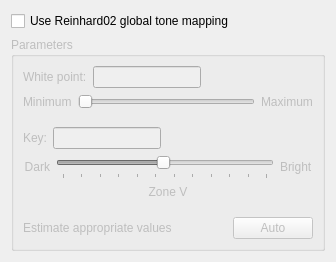
This is qt4Image/ui/tonemap.ui in edgarv/hdritools as Qt 5 draws it before an edit. The edited form follows.
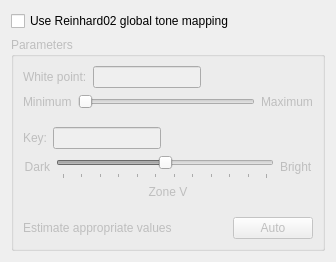
This is the edited form.

Commit message: Tweaked to have better accuracy.

```diff
--- a/qt4Image/ui/tonemap.ui
+++ b/qt4Image/ui/tonemap.ui
@@ -230,13 +230,13 @@
                </size>
               </property>
               <property name="maximum">
-               <number>110</number>
+               <number>88</number>
               </property>
               <property name="pageStep">
-               <number>10</number>
+               <number>8</number>
               </property>
               <property name="value">
-               <number>54</number>
+               <number>44</number>
               </property>
               <property name="orientation">
                <enum>Qt::Horizontal</enum>
@@ -245,7 +245,7 @@
                <enum>QSlider::TicksBelow</enum>
               </property>
               <property name="tickInterval">
-               <number>10</number>
+               <number>8</number>
               </property>
              </widget>
             </item>
```
